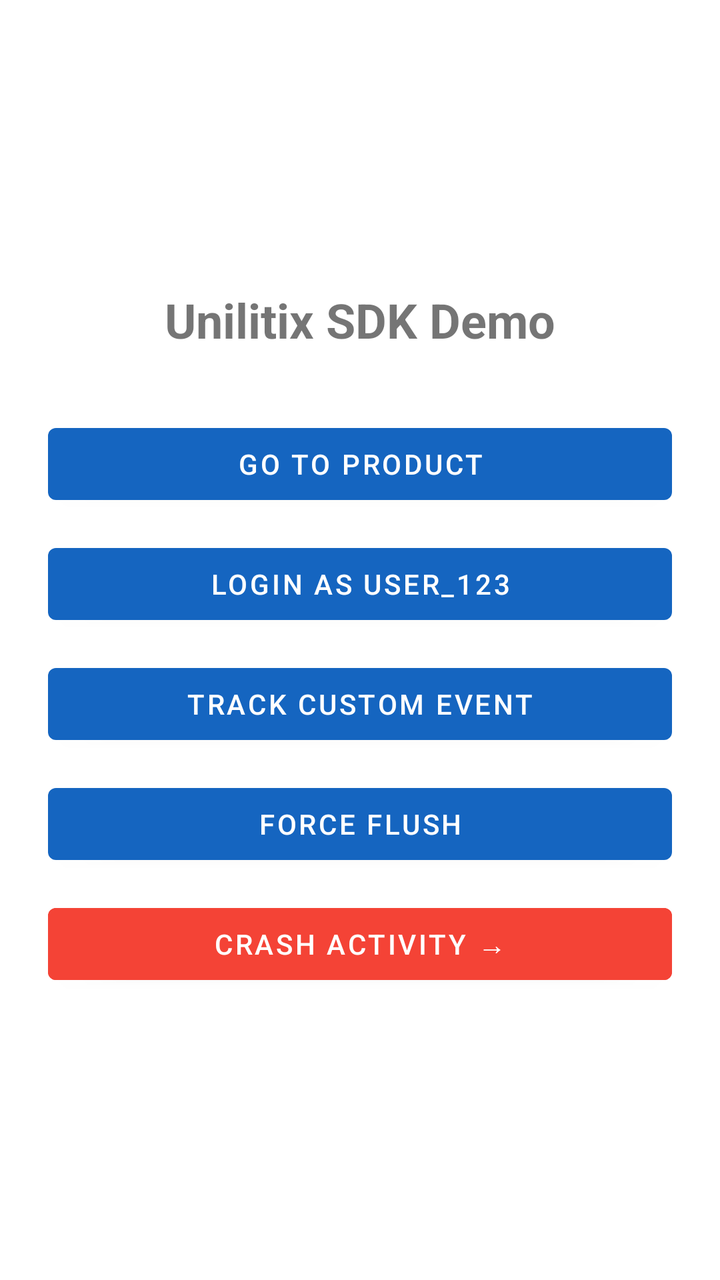
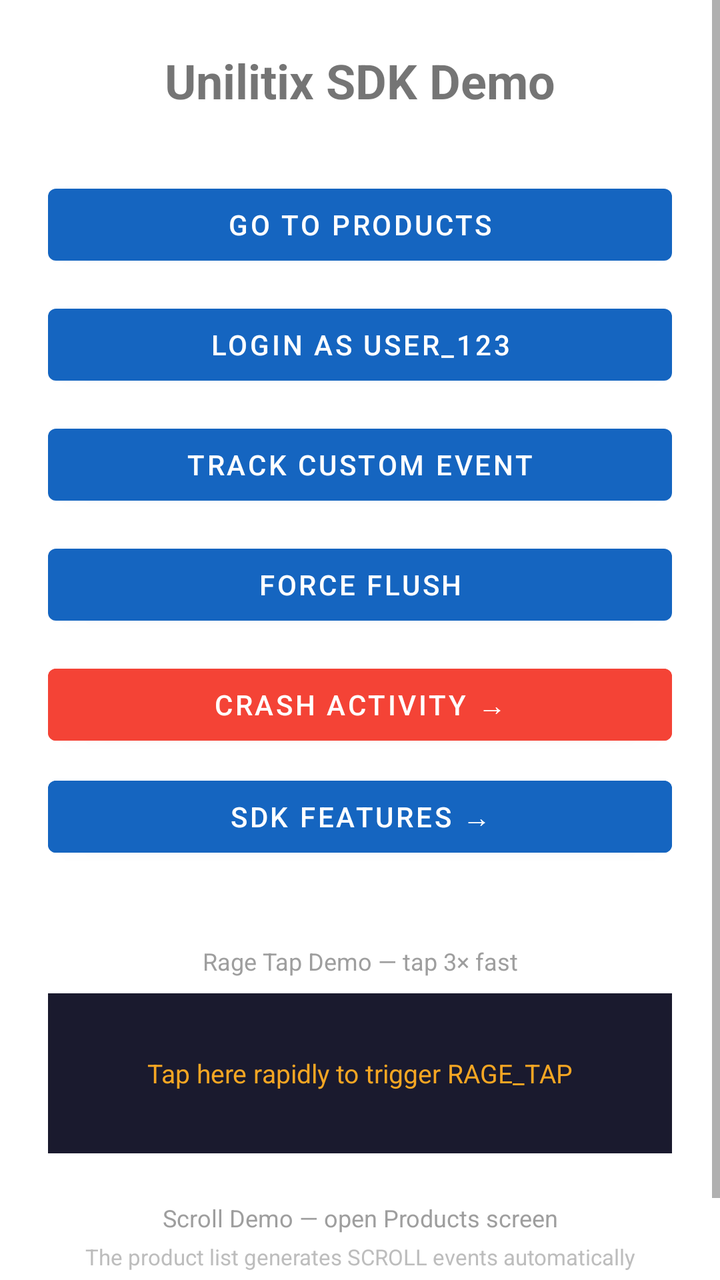

Two renders of the same Android screen: before a commit and after it. Below are the layout's source before the change and the commit's diff.
<!-- AndroidManifest.xml: application theme Theme.UnilitixSample -->
<!-- res/layout/activity_main.xml -->
<?xml version="1.0" encoding="utf-8"?>
<LinearLayout xmlns:android="http://schemas.android.com/apk/res/android"
    android:layout_width="match_parent"
    android:layout_height="match_parent"
    android:gravity="center"
    android:orientation="vertical"
    android:padding="24dp">

    <TextView
        android:layout_width="wrap_content"
        android:layout_height="wrap_content"
        android:text="Unilitix SDK Demo"
        android:textSize="24sp"
        android:textStyle="bold"
        android:layout_marginBottom="32dp" />

    <Button
        android:id="@+id/btn_product"
        android:layout_width="match_parent"
        android:layout_height="wrap_content"
        android:text="Go to Product"
        android:layout_marginBottom="12dp" />

    <Button
        android:id="@+id/btn_login"
        android:layout_width="match_parent"
        android:layout_height="wrap_content"
        android:text="Login as user_123"
        android:layout_marginBottom="12dp" />

    <Button
        android:id="@+id/btn_track_event"
        android:layout_width="match_parent"
        android:layout_height="wrap_content"
        android:text="Track Custom Event"
        android:layout_marginBottom="12dp" />

    <Button
        android:id="@+id/btn_flush"
        android:layout_width="match_parent"
        android:layout_height="wrap_content"
        android:text="Force Flush"
        android:layout_marginBottom="12dp" />

    <Button
        android:id="@+id/btn_crash"
        android:layout_width="match_parent"
        android:layout_height="wrap_content"
        android:backgroundTint="#F44336"
        android:text="Crash Activity →" />

</LinearLayout>
<!-- resources referenced by this layout -->
<resources>
  <style name="Theme.UnilitixSample" parent="Theme.MaterialComponents.DayNight.DarkActionBar">
          <item name="colorPrimary">#1565C0</item>
          <item name="colorPrimaryVariant">#003c8f</item>
          <item name="colorOnPrimary">#FFFFFF</item>
          <item name="colorSecondary">#4CAF50</item>
          <item name="colorSecondaryVariant">#388E3C</item>
          <item name="colorOnSecondary">#FFFFFF</item>
          <item name="android:statusBarColor">?attr/colorPrimaryVariant</item>
      </style>
</resources>

<!-- the commit's change to res/layout/activity_main.xml (unified diff, before → after) -->
@@ -1,52 +1,128 @@
 <?xml version="1.0" encoding="utf-8"?>
-<LinearLayout xmlns:android="http://schemas.android.com/apk/res/android"
+<ScrollView xmlns:android="http://schemas.android.com/apk/res/android"
     android:layout_width="match_parent"
     android:layout_height="match_parent"
-    android:gravity="center"
-    android:orientation="vertical"
-    android:padding="24dp">
+    android:fillViewport="true">
 
-    <TextView
-        android:layout_width="wrap_content"
-        android:layout_height="wrap_content"
-        android:text="Unilitix SDK Demo"
-        android:textSize="24sp"
-        android:textStyle="bold"
-        android:layout_marginBottom="32dp" />
-
-    <Button
-        android:id="@+id/btn_product"
+    <LinearLayout
         android:layout_width="match_parent"
         android:layout_height="wrap_content"
-        android:text="Go to Product"
-        android:layout_marginBottom="12dp" />
+        android:gravity="center_horizontal"
+        android:orientation="vertical"
+        android:padding="24dp">
 
-    <Button
-        android:id="@+id/btn_login"
-        android:layout_width="match_parent"
-        android:layout_height="wrap_content"
-        android:text="Login as user_123"
-        android:layout_marginBottom="12dp" />
+        <TextView
+            android:layout_width="wrap_content"
+            android:layout_height="wrap_content"
+            android:layout_marginBottom="32dp"
+            android:text="Unilitix SDK Demo"
+            android:textSize="24sp"
+            android:textStyle="bold" />
 
-    <Button
-        android:id="@+id/btn_track_event"
-        android:layout_width="match_parent"
-        android:layout_height="wrap_content"
-        android:text="Track Custom Event"
-        android:layout_marginBottom="12dp" />
+        <Button
+            android:id="@+id/btn_product"
+            android:layout_width="match_parent"
+            android:layout_height="wrap_content"
+            android:layout_marginBottom="12dp"
+            android:text="Go to Products" />
 
-    <Button
-        android:id="@+id/btn_flush"
-        android:layout_width="match_parent"
-        android:layout_height="wrap_content"
-        android:text="Force Flush"
-        android:layout_marginBottom="12dp" />
+        <Button
+            android:id="@+id/btn_login"
+            android:layout_width="match_parent"
+            android:layout_height="wrap_content"
+            android:layout_marginBottom="12dp"
+            android:text="Login as user_123" />
 
-    <Button
-        android:id="@+id/btn_crash"
-        android:layout_width="match_parent"
-        android:layout_height="wrap_content"
-        android:backgroundTint="#F44336"
-        android:text="Crash Activity →" />
+        <Button
+            android:id="@+id/btn_track_event"
+            android:layout_width="match_parent"
+            android:layout_height="wrap_content"
+            android:layout_marginBottom="12dp"
+            android:text="Track Custom Event" />
 
-</LinearLayout>
+        <Button
+            android:id="@+id/btn_flush"
+            android:layout_width="match_parent"
+            android:layout_height="wrap_content"
+            android:layout_marginBottom="12dp"
+            android:text="Force Flush" />
+
+        <Button
+            android:id="@+id/btn_crash"
+            android:layout_width="match_parent"
+            android:layout_height="wrap_content"
+            android:layout_marginBottom="8dp"
+            android:backgroundTint="#F44336"
+            android:text="Crash Activity →" />
+
+        <Button
+            android:id="@+id/btn_features"
+            android:layout_width="match_parent"
+            android:layout_height="wrap_content"
+            android:layout_marginBottom="8dp"
+            android:backgroundTint="#1565C0"
+            android:text="SDK Features →" />
+
+        <TextView
+            android:id="@+id/tv_crash_recovery"
+            android:layout_width="match_parent"
+            android:layout_height="wrap_content"
+            android:layout_marginBottom="8dp"
+            android:background="#1b5e20"
+            android:padding="12dp"
+            android:text="✓ Recovered from previous crash — SDK captured the exception"
+            android:textColor="#a5d6a7"
+            android:textSize="13sp"
+            android:visibility="gone" />
+
+        
+        <TextView
+            android:layout_width="match_parent"
+            android:layout_height="wrap_content"
+            android:gravity="center"
+            android:paddingBottom="8dp"
+            android:paddingTop="32dp"
+            android:text="Rage Tap Demo — tap 3× fast"
+            android:textColor="#9e9e9e"
+            android:textSize="12sp" />
+
+        <FrameLayout
+            android:id="@+id/rage_tap_target"
+            android:layout_width="match_parent"
+            android:layout_height="80dp"
+            android:background="#1a1a2e"
+            android:clickable="true"
+            android:focusable="true">
+
+            <TextView
+                android:layout_width="wrap_content"
+                android:layout_height="wrap_content"
+                android:layout_gravity="center"
+                android:text="Tap here rapidly to trigger RAGE_TAP"
+                android:textColor="#f5a623"
+                android:textSize="13sp" />
+        </FrameLayout>
+
+        
+        <TextView
+            android:layout_width="match_parent"
+            android:layout_height="wrap_content"
+            android:gravity="center"
+            android:paddingBottom="4dp"
+            android:paddingTop="24dp"
+            android:text="Scroll Demo — open Products screen"
+            android:textColor="#9e9e9e"
+            android:textSize="12sp" />
+
+        <TextView
+            android:layout_width="match_parent"
+            android:layout_height="wrap_content"
+            android:gravity="center"
+            android:paddingBottom="24dp"
+            android:text="The product list generates SCROLL events automatically"
+            android:textColor="#bdbdbd"
+            android:textSize="11sp" />
+
+    </LinearLayout>
+
+</ScrollView>
